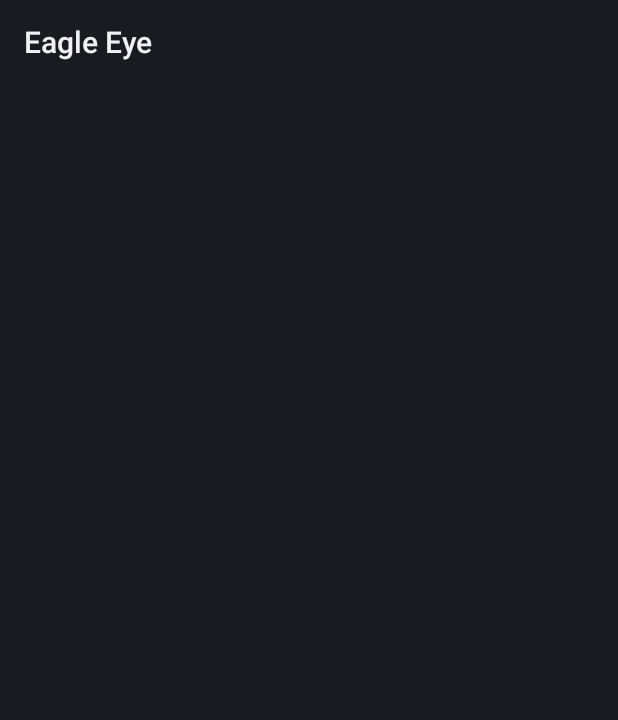
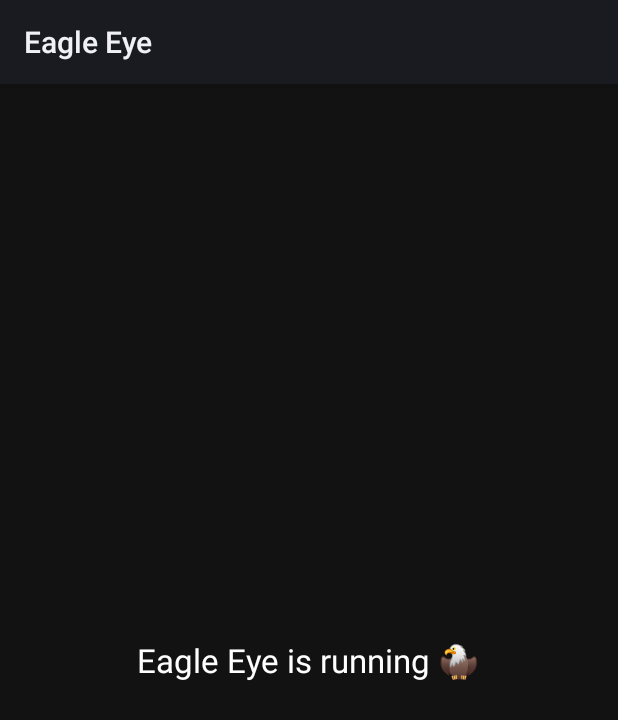
Before and after one commit to eagle-eyev0/Eagle-eye, an Android app: the screen it shows after launch (MainActivity), on a phone screen of 412 x 824 dp. Before the commit the part shown is almost empty. Shown: the top 720 px of the screen. Run offline under Robolectric (Android 15) with nearby library versions, the phone set to English and light mode, and no system bars.

Commit message:
Add basic UI layout

```diff
--- a/app/src/main/java/com/eagleeye/app/MainActivity.java
+++ b/app/src/main/java/com/eagleeye/app/MainActivity.java
@@ -8,5 +8,6 @@ public class MainActivity extends Activity {
     @Override
     protected void onCreate(Bundle savedInstanceState) {
         super.onCreate(savedInstanceState);
+        setContentView(R.layout.activity_main);
     }
 }
--- /dev/null
+++ b/app/src/main/res/layout/activity_main.xml
@@ -0,0 +1,15 @@
+<?xml version="1.0" encoding="utf-8"?>
+<LinearLayout xmlns:android="http://schemas.android.com/apk/res/android"
+    android:layout_width="match_parent"
+    android:layout_height="match_parent"
+    android:orientation="vertical"
+    android:gravity="center"
+    android:background="#121212">
+
+    <TextView
+        android:layout_width="wrap_content"
+        android:layout_height="wrap_content"
+        android:text="Eagle Eye is running 🦅"
+        android:textColor="#FFFFFF"
+        android:textSize="22sp"/>
+</LinearLayout>
```
